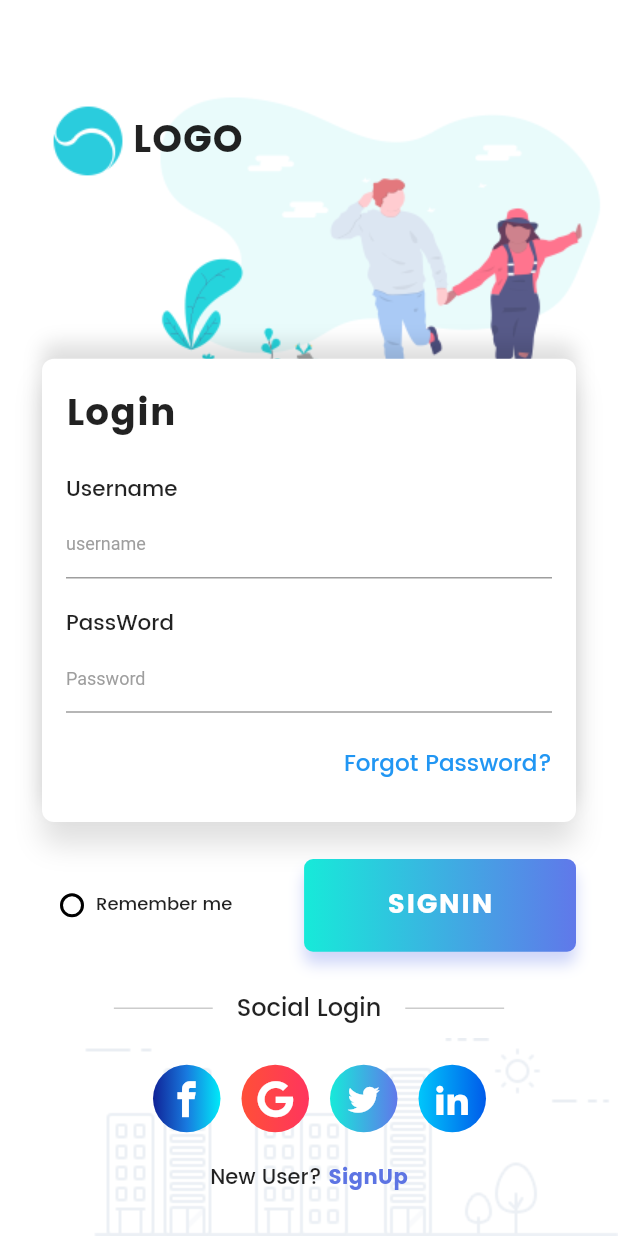
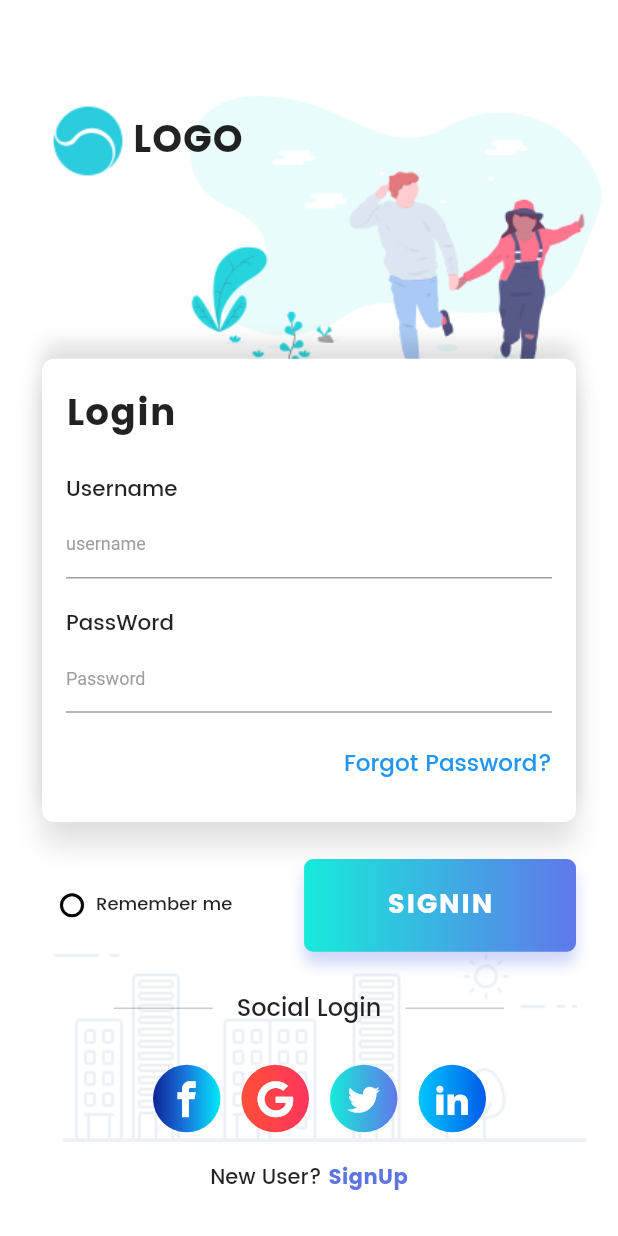
Before and after one commit to vcardona/Flutter-Login-Page-UI-Explained, a Flutter app: the screen it shows after launch, on a phone screen of 412 x 824 dp. Run offline on Flutter 3.47's test engine with Material 2 defaults, Android fonts, the phone set to English and light mode, and no system bars; our stand-ins replace flutter_screenutil.

Commit message:
Fixed overflowed error.

```diff
--- a/lib/main.dart
+++ b/lib/main.dart
@@ -65,12 +65,18 @@ class _MyAppState extends State<MyApp> {
             children: <Widget>[
               Padding(
                 padding: EdgeInsets.only(top: 50.0),
-                child: Image.asset("assets/image_01.png"),
+                // child: Image.asset("assets/image_01.png"),
+              ),
+              Expanded(
+                child: Image.asset('assets/image_01.png'),
               ),
               Expanded(
                 child: Container(),
               ),
-              Image.asset("assets/image_02.png")
+              Expanded(
+                child: Image.asset('assets/image_02.png'),
+              ),
+              // Image.asset("assets/image_02.png")
             ],
           ),
           SingleChildScrollView(
```
